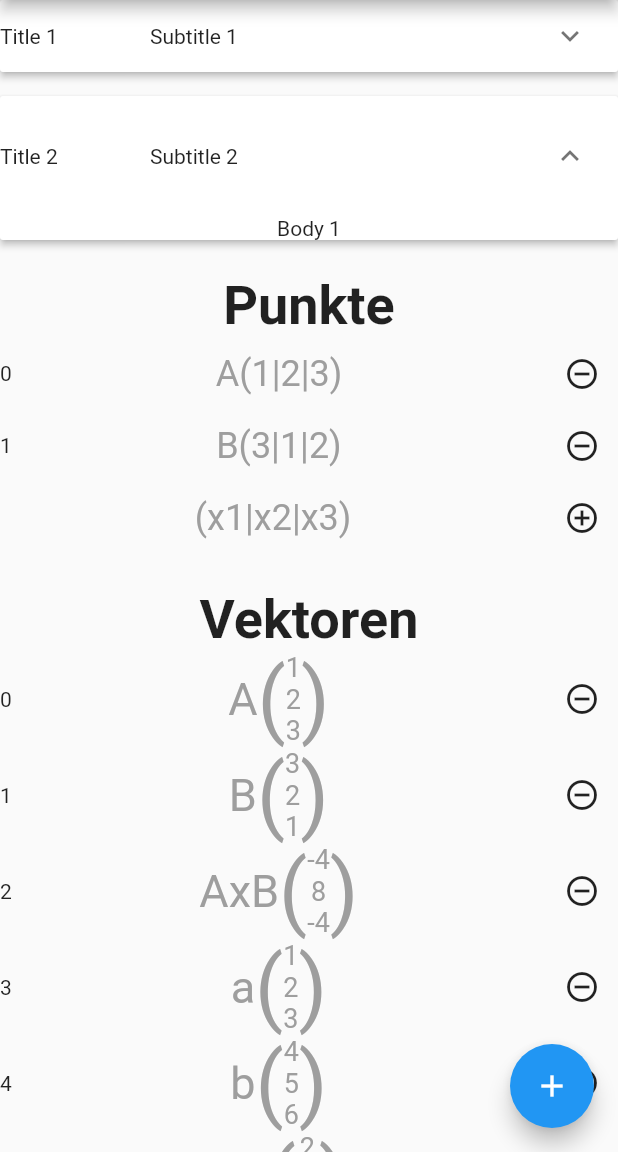
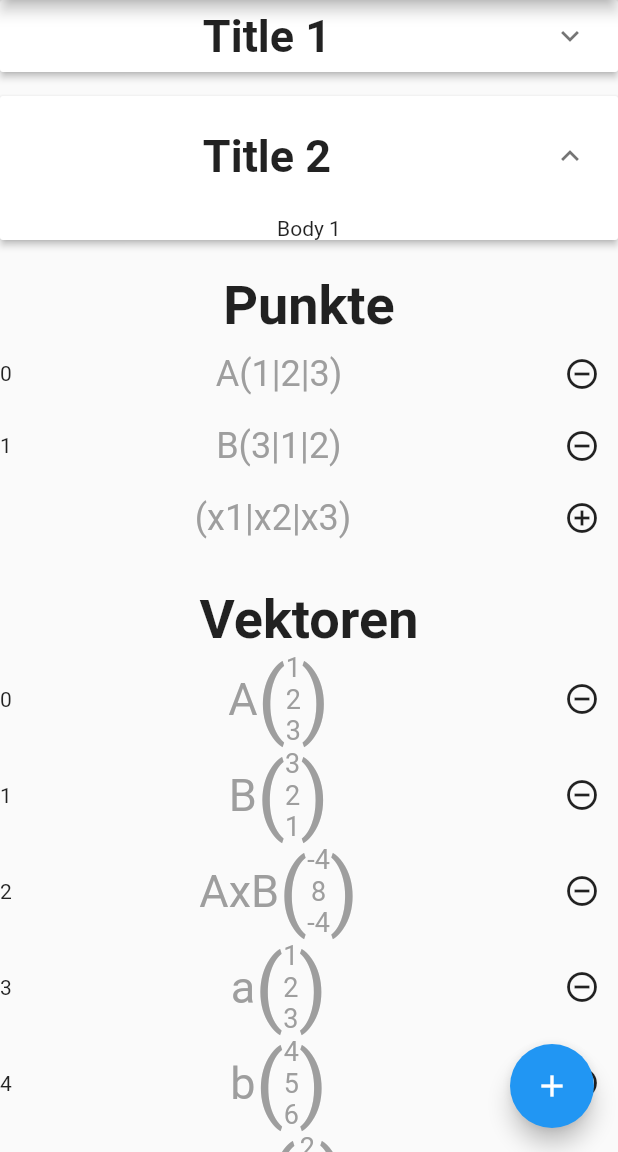
Before and after one commit to ts12345/helferlein, a Flutter app: the screen it shows after launch, on a phone screen of 412 x 824 dp, the part 84-1236 px from its top. Run offline on Flutter 3.47's test engine with Material 2 defaults, Android fonts, the phone set to English and light mode, and no system bars.

Commit message:
#012 Design geaendert

```diff
--- a/lib/ui/AnimateExpanded.dart
+++ b/lib/ui/AnimateExpanded.dart
@@ -17,8 +17,17 @@ class ListItem {
 
   ExpansionPanelHeaderBuilder get headerBuilder =>
       (context, isExpanded) => new Row(children: [
-            new SizedBox(width: 100.0, child: new Text(title)),
-            new Text(subtitle)
+            new Expanded(child:Text(" ")),
+            new Text(
+              title,
+              textAlign: TextAlign.center,
+              style: TextStyle(
+                fontFamily: "Roboto",
+                fontSize: 30.0,
+                fontWeight: FontWeight.bold,
+              )
+            ),
+            new Expanded(child:Text(" ")),
           ]);
 }
 
```
